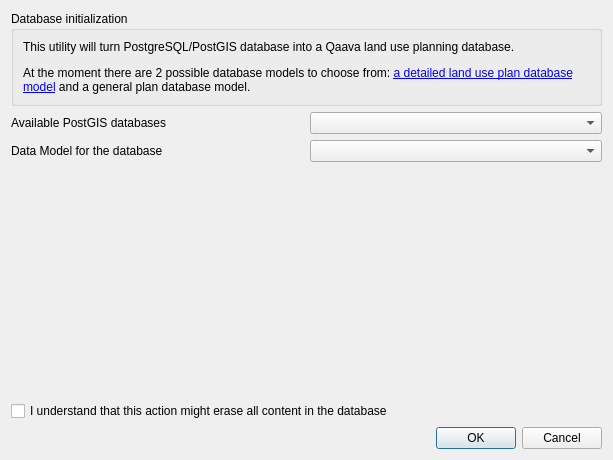
The window that Qaava/database_tools/gui/db_tools_initializer_dialog.ui (GispoCoding/qaava-qgis-plugin) describes before a commit, drawn with Qt 5.
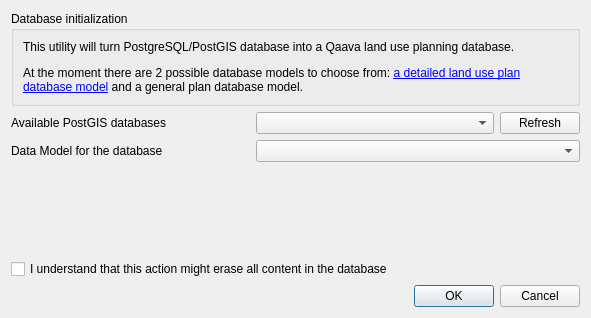
The same window after the commit.

Commit message: #11: Add refresh button for db connections and fix typo

```diff
--- a/Qaava/database_tools/gui/db_tools_initializer_dialog.ui
+++ b/Qaava/database_tools/gui/db_tools_initializer_dialog.ui
@@ -6,8 +6,8 @@
    <rect>
     <x>0</x>
     <y>0</y>
-    <width>613</width>
-    <height>460</height>
+    <width>591</width>
+    <height>318</height>
    </rect>
   </property>
   <property name="windowTitle">
@@ -63,9 +63,22 @@
          </property>
         </widget>
        </item>
-       <item row="1" column="1">
+       <item row="1" column="1" colspan="2">
         <widget class="QComboBox" name="dmComboBox"/>
        </item>
+       <item row="0" column="2">
+        <widget class="QPushButton" name="refreshPushButton">
+         <property name="sizePolicy">
+          <sizepolicy hsizetype="Fixed" vsizetype="Fixed">
+           <horstretch>0</horstretch>
+           <verstretch>0</verstretch>
+          </sizepolicy>
+         </property>
+         <property name="text">
+          <string>Refresh</string>
+         </property>
+        </widget>
+       </item>
       </layout>
      </item>
      <item>
```
Left out of the diff: 2 changed lines with no effect on the pictures. The commit also changes 2 other files.
